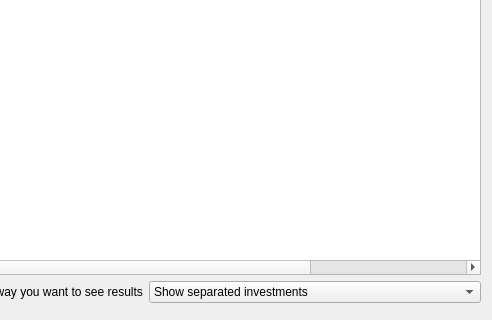
First picture: the form in ui/wdgLastCurrent.ui, repository turulomio/xulpymoney, before the edit; both pictures show x 258 to 750 and y 204 to 524 of the 750 by 524 pixel window.
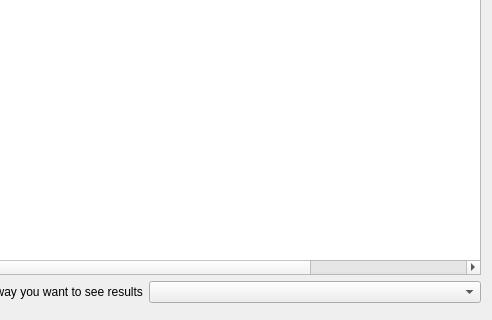
Second picture: the form after the edit. Icons and pictures are not drawn. Custom widgets are drawn as their Qt base class.

Patch:
```diff
--- a/ui/wdgLastCurrent.ui
+++ b/ui/wdgLastCurrent.ui
@@ -200,6 +200,9 @@
        </item>
        <item>
         <widget class="QComboBox" name="cmbSameProduct">
+         <property name="currentIndex">
+          <number>-1</number>
+         </property>
          <property name="sizeAdjustPolicy">
           <enum>QComboBox::AdjustToContents</enum>
          </property>
```
